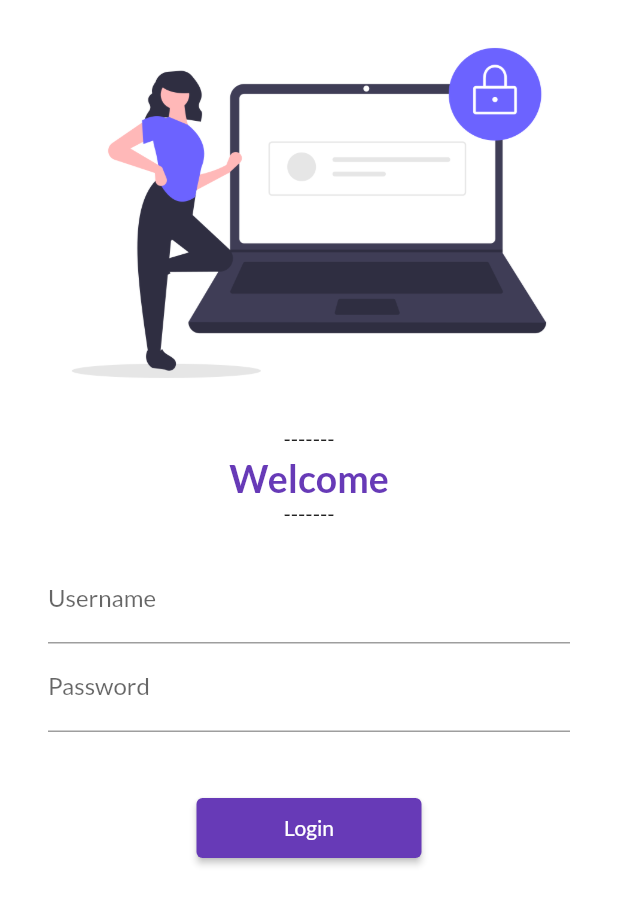
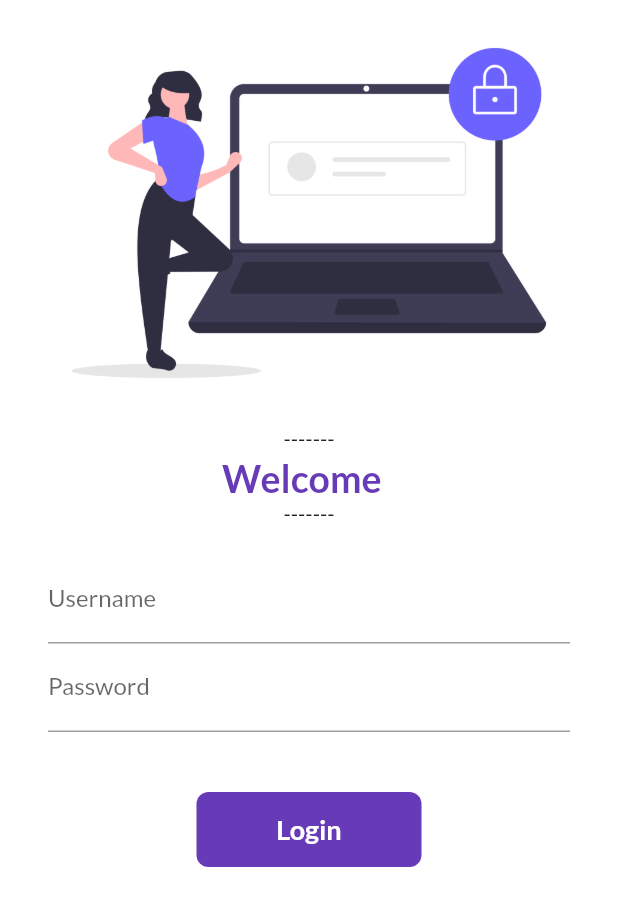
Before and after one commit to kaushik-762/Catalog-App, a Flutter app: the screen it shows after launch, on a phone screen of 412 x 824 dp. Shown: the top 906 px of the screen. Run offline on Flutter 3.47's test engine with Material 2 defaults, Android fonts, the phone set to English and light mode, and no system bars; our stand-ins replace google_fonts.

Commit message:
Day9 Completed

```diff
--- a/lib/pages/login_page.dart
+++ b/lib/pages/login_page.dart
@@ -3,9 +3,19 @@ import 'package:flutter_app1/pages/home_page.dart';
 import 'package:flutter_app1/utils/routes.dart';
 
 
-class LoginPage extends StatelessWidget {
+class LoginPage extends StatefulWidget {
 LoginPage({Key? key}) : super(key: key);
 
+
+
+  @override
+  State<LoginPage> createState() => _LoginPageState();
+}
+
+//"_" as a prefix in any method name or variable denotes that it is private to the class
+class _LoginPageState extends State<LoginPage> {
+  String name=" ";
+  bool changedButton=false;  //for animation
   @override
   Widget build(BuildContext context) {
 
@@ -27,7 +37,7 @@ LoginPage({Key? key}) : super(key: key);
               child: Text("-------"),
             ),
 
-            Text("Welcome",
+            Text("Welcome $name",
               style:TextStyle(
                 fontSize: 25,
                 fontWeight: FontWeight.bold,
@@ -51,6 +61,16 @@ LoginPage({Key? key}) : super(key: key);
                     hintText: "Enter Username",
                     labelText: "Username",
                   ),
+
+                   //To add the name next to "Welcome" Text
+                  onChanged: (value) {
+                    name=value;
+
+                    setState(() {
+                      //To call the build method again
+                    });
+                  } ,
+
                 ),
 
 
@@ -62,6 +82,8 @@ LoginPage({Key? key}) : super(key: key);
                     hintText: "Enter Password",
                     labelText: "Password",
                   ),
+
+
                 ),
 
                 SizedBox(
@@ -69,9 +91,63 @@ LoginPage({Key? key}) : super(key: key);
                 ),
 
 
+               //Container--->wrap with InkWell
+               //"InkWell"-- To make the container responsive and functional like an elevated button
+               InkWell(
+
+
+                //"onTap"-->to make the container functional when tapped
+                onTap: ()async{
+                  setState(() {
+                    changedButton=true;
+                  });
+
+                  await Future.delayed(Duration(seconds: 1));
+                  Navigator.pushNamed(context, MyRoutes.homeRoute);
+                },
+
+
+                  //Container--> AnimatedContainer  (To add animation)
+                 child: AnimatedContainer(
+                    duration: Duration(seconds: 1),
+                    height: 50,
+                    width: changedButton? 50: 150,
+                  /*   color: Colors.deepPurple, */
+                    alignment: Alignment.center,
+
+                    child: changedButton?Icon(Icons.done,color: Colors.white,)
+
+                    : Text("Login",
+                      style:TextStyle(
+                        color: Colors.white,
+                        fontWeight:FontWeight.bold,
+                        fontSize: 18,
+                      ),
+                    ),
+
+                    decoration: BoxDecoration(
+                      color: Colors.deepPurple,
+
+
+                      //shape: changedButton?BoxShape.circle: BoxShape.rectangle,
+
+                      //To make the container oval over the corners
+                      borderRadius: BorderRadius.circular(changedButton?50: 8),
+
+
+                    ),
+
+                 ),
+               )
+
+
+
+
+
+
+
                 //"login" button
-
-               ElevatedButton(
+               /* ElevatedButton(
                 child: Text("Login"),
                 onPressed: () {
                     Navigator.pushNamed(context, MyRoutes.homeRoute)
@@ -79,7 +155,7 @@ LoginPage({Key? key}) : super(key: key);
                 style: TextButton.styleFrom(
                   minimumSize: Size(150,40),
                 ),
-               )
+               ) */
 
            ],
          ),
```
